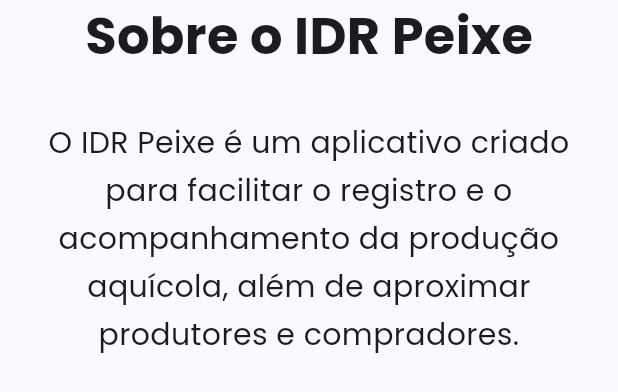
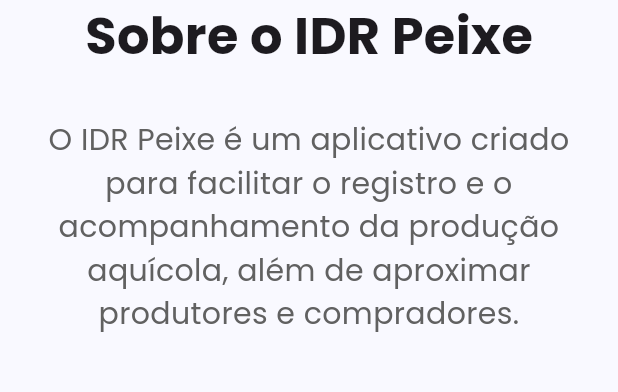
Before and after one commit to Grupo-Rede-Campo/idrpeixe_landing, a Flutter app: the AboutSection widget shown alone on an empty page, opened directly, on a phone screen of 412 x 824 dp. Shown: the top 392 px of the screen. Run offline on Flutter 3.47's test engine with Material 3 defaults, Android fonts, the phone set to English and light mode, and no system bars; our stand-ins replace animate_do, cached_network_image, carousel_slider, font_awesome_flutter, google_fonts, smooth_page_indicator and 2 more; network calls fail.

Commit message:
refactor: ajusta estilos e alinhamentos nas seções da landing page
Co-authored-by: Copilot <copilot@github.com>

```diff
--- a/lib/screens/home/components/about_section.dart
+++ b/lib/screens/home/components/about_section.dart
@@ -13,24 +13,24 @@ class AboutSection extends StatelessWidget {
         padding: EdgeInsets.symmetric(
           horizontal: context.isSmallerThanSmallTablet ? 24 : 80,
         ),
-        child: const Column(
+        child: Column(
           children: [
-            AnimateOnScroll(
+            const AnimateOnScroll(
               uniqueKey: 'about-title',
               child: Text(
                 "Sobre o IDR Peixe",
                 style: TextStyle(fontSize: 34, fontFamily: 'Poppins', fontWeight: FontWeight.bold),
               ),
             ),
-            SizedBox(height: 30),
+            const SizedBox(height: 30),
             AnimateOnScroll(
               uniqueKey: 'about-text',
-              delay: Duration(milliseconds: 100),
+              delay: const Duration(milliseconds: 100),
               child: Text(
                 "O IDR Peixe é um aplicativo criado para facilitar o registro e o acompanhamento da produção aquícola, "
                 "além de aproximar produtores e compradores.",
                 textAlign: TextAlign.center,
-                style: TextStyle(fontSize: 20, height: 1.6),
+                style: TextStyle(fontSize: 20, color: Colors.grey.shade700),
               ),
             ),
 
--- a/lib/screens/home/components/demo_video_section.dart
+++ b/lib/screens/home/components/demo_video_section.dart
@@ -36,10 +36,7 @@ class DemoVideoSection extends StatelessWidget {
                     Text(
                       "Conheça todas as funcionalidades do aplicativo",
                       textAlign: TextAlign.center,
-                      style: TextStyle(
-                        fontSize: isMobile ? 16 : 18,
-                        color: Colors.grey.shade700,
-                      ),
+                      style: TextStyle(fontSize: 20, color: Colors.grey.shade700),
                     ),
                   ],
                 ),
--- a/lib/screens/home/components/partners_section.dart
+++ b/lib/screens/home/components/partners_section.dart
@@ -49,12 +49,12 @@ class PartnersSection extends StatelessWidget {
                 delay: const Duration(milliseconds: 200),
                 child: Column(
                   children: [
-                    const Text(
+                    Text(
                       "Apoio e Colaboração",
                       style: TextStyle(
                         fontSize: 24,
                         fontFamily: 'Poppins',
-                        color: Colors.grey,
+                        color: Colors.grey.shade700,
                         fontWeight: FontWeight.w500,
                       ),
                     ),
--- a/lib/screens/home/components/stats_section.dart
+++ b/lib/screens/home/components/stats_section.dart
@@ -22,6 +22,7 @@ class StatsSection extends StatelessWidget {
             ),
             child: const Wrap(
               alignment: WrapAlignment.spaceAround, // Alinhamento espaçado
+              crossAxisAlignment: WrapCrossAlignment.end, // Alinhamento vertical inferior
               spacing: 60, // Espaçamento horizontal
               runSpacing: 40, // Espaçamento vertical
               children: [
```
Also changed, not shown: lib/screens/home/components/screenshots_carousel.dart (+6 -3 lines).
